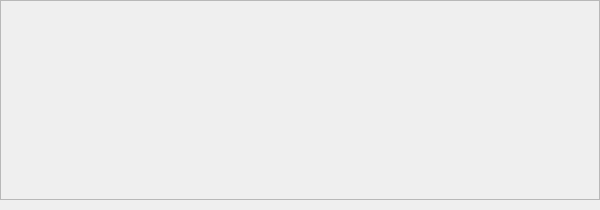
The window that templatecase.ui (RZFD12/BIRD_DETECTOR) describes before a commit, drawn with Qt 5.
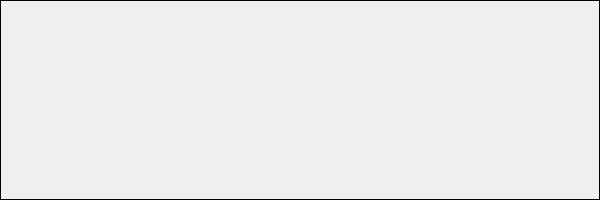
The same window after the commit.

```diff
--- a/templatecase.ui
+++ b/templatecase.ui
@@ -7,7 +7,7 @@
     <x>0</x>
     <y>0</y>
     <width>600</width>
-    <height>210</height>
+    <height>200</height>
    </rect>
   </property>
   <property name="windowTitle">
@@ -22,6 +22,21 @@
      <height>200</height>
     </rect>
    </property>
+   <property name="sizePolicy">
+    <sizepolicy hsizetype="Expanding" vsizetype="Expanding">
+     <horstretch>0</horstretch>
+     <verstretch>0</verstretch>
+    </sizepolicy>
+   </property>
+   <property name="frameShape">
+    <enum>QFrame::Box</enum>
+   </property>
+   <property name="frameShadow">
+    <enum>QFrame::Plain</enum>
+   </property>
+   <property name="midLineWidth">
+    <number>0</number>
+   </property>
    <property name="widgetResizable">
     <bool>true</bool>
    </property>
```
